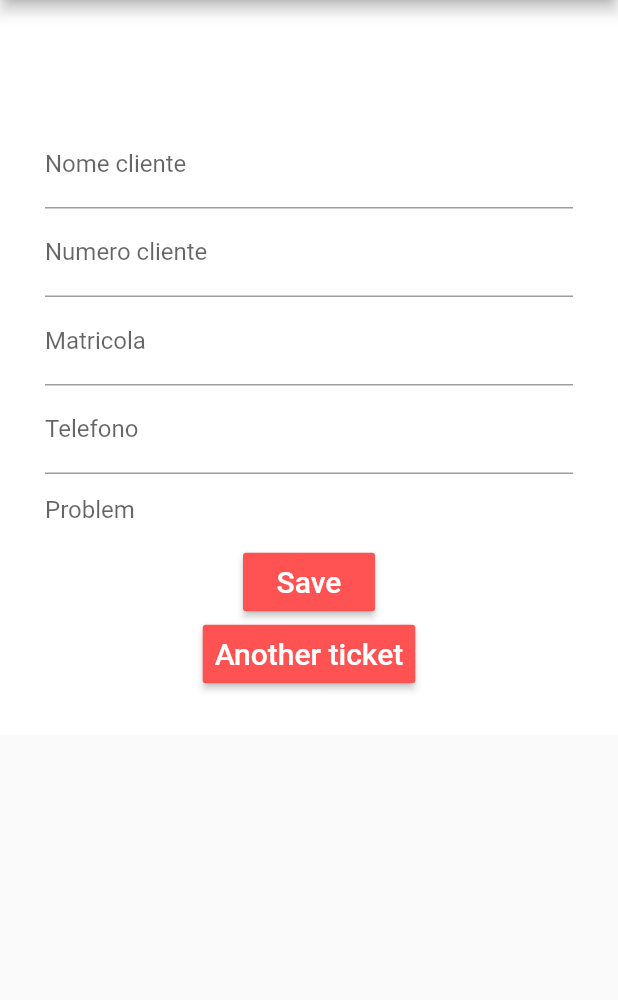
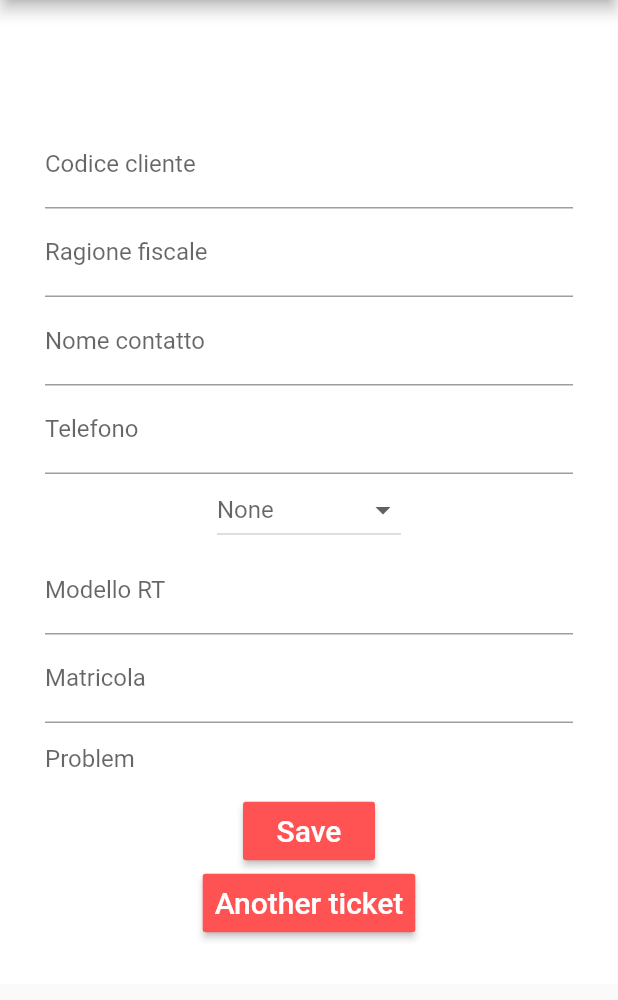
Before and after one commit to mahlknechtpro/MIMAcall, a Flutter app: the screen it shows after launch, after a tap on "New Ticket", on a phone screen of 412 x 824 dp, the part 75-1075 px from its top. Run offline on Flutter 3.47's test engine with Material 2 defaults, Android fonts, the phone set to English and light mode, and no system bars; missing offline and left inert: mailer.

Commit message:
Version 0.004a
Funktionäle Veränderungen

```diff
--- a/lib/main.dart
+++ b/lib/main.dart
@@ -112,12 +112,7 @@ class ChoiceView extends StatelessWidget {
                             disabledTextColor: Colors.black,
                             padding: EdgeInsets.all(8.0),
                             splashColor: Colors.blueAccent,
-                            onPressed: SendEmail,/*() {
-                              Navigator.push(
-                                context,
-                                MaterialPageRoute(builder: (context) => ChoiceView()),
-                              );
-                            },*/
+                            onPressed: SendEmail,
                             child: Text(
                               "Send Tickets",
                               style: TextStyle(fontSize: 20.0),
--- a/lib/newticket.dart
+++ b/lib/newticket.dart
@@ -1,8 +1,11 @@
 import 'package:flutter/material.dart';
 import 'package:mimacall/main.dart';
-import 'package:mimacall/saveticket.dart';
+
+
+String dropdownValue = 'None';
 
 class CreateTicket extends StatelessWidget {
+
   @override
   Widget build(BuildContext context) {
     return Scaffold(
@@ -28,27 +31,53 @@ class CreateTicket extends StatelessWidget {
 
                 new TextFormField(
                   decoration: InputDecoration(
-                    labelText: 'Nome cliente'
+                    labelText: 'Codice cliente'
                   ),
-                ), //TextFormField Nome cliente
+                ), //TextFormField Codice cliente
 
                 new TextFormField(
                   decoration: InputDecoration(
-                      labelText: 'Numero cliente'
+                      labelText: 'Ragione fiscale'
                   ),
-                ), //TextFormField Numero cliente
+                ), //TextFormField Ragione fiscale
 
                 new TextFormField(
                   decoration: InputDecoration(
-                      labelText: 'Matricola'
+                      labelText: 'Nome contatto'
                   ),
-                ), //TextFormField Matricola
+                ), //TextFormField Nome contatto
 
                 new TextFormField(
                   decoration: InputDecoration(
                       labelText: 'Telefono'
                   ),
                 ), //TextFormField Telefono
+
+                new DropdownButton<String>(
+                  hint: Text('None'),
+                  items: <String>['RistoQuick', 'Caddy', 'CassaInCloud', 'RQ Light'].map((String value) {
+                    return new DropdownMenuItem<String>(
+                      value: value,
+                      child: new Text(value),
+                    );
+                  }).toList(),
+                  onChanged: (dropdownValueSelected) {
+                    debugPrint(dropdownValueSelected);
+                  },
+                ),
+
+                new TextFormField(
+                  decoration: InputDecoration(
+                      labelText: 'Modello RT'
+                  ),
+                ),
+
+                new TextFormField(
+                  decoration: InputDecoration(
+                      labelText: 'Matricola',
+                  ),
+                  //controller: ,
+                ),
 
                 new TextField(
                   decoration: InputDecoration(
@@ -67,6 +96,7 @@ class CreateTicket extends StatelessWidget {
                   padding: EdgeInsets.all(8.0),
                   splashColor: Colors.blueAccent,
                   onPressed: () {
+                    //saveData("ClientNumber: "+ "/n");
                     Navigator.push(
                       context,
                       MaterialPageRoute(builder: (context) => ChoiceView()),
@@ -105,6 +135,16 @@ class CreateTicket extends StatelessWidget {
       ),
     );
 
-
   }
 }
+
+/*void saveData(String dataToSave) async {
+  /*_write(String text) async {
+    final Directory directory = await getApplicationDocumentsDirectory();
+    final File file = File('${directory.path}/my_file.txt');
+    await file.writeAsString(text);
+  }*/
+
+  print('Open Database');
+
+}*/
--- a/lib/saveticket.dart
+++ /dev/null
@@ -1,5 +0,0 @@
-/*bool saveValue(FunctionName function, String value)
-{
-  // We call the function
-  return value(value);
-}*/
```
Also changed, not shown: pubspec.yaml (+9 -0 lines), assets/image/icon.png (added), pubspec.lock, 23 other files.
